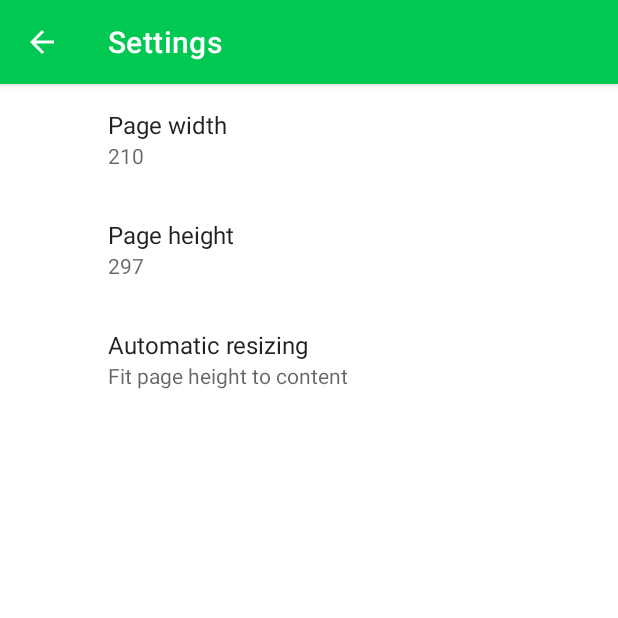
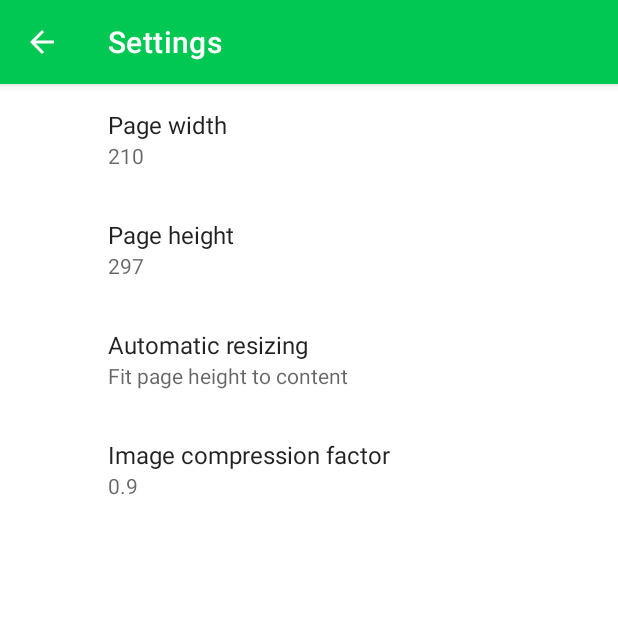
Before and after one commit to stwunsch/android-simplescanner, an Android app: the SettingsActivity screen opened directly, with no data from a screen before it, on a phone screen of 412 x 824 dp, the top half of it. Run offline under Robolectric (Android 15) with nearby library versions, the phone set to English and light mode, and no system bars; our stand-ins replace androidx.preference; 2 statements that could not run were skipped.

Commit message:
Add image compression factor as preference

```diff
--- a/app/src/main/java/com/example/simplescanner/Utils.java
+++ b/app/src/main/java/com/example/simplescanner/Utils.java
@@ -93,7 +93,7 @@ public class Utils {
             throw new IOException("Failed to create new file " + path);
         }
         FileOutputStream fileOut = new FileOutputStream(file);
-        image.compress(Bitmap.CompressFormat.JPEG, 90, fileOut);
+        image.compress(Bitmap.CompressFormat.JPEG, 100, fileOut);
         fileOut.flush();
         fileOut.close();
     }
--- a/app/src/main/res/xml/root_preferences.xml
+++ b/app/src/main/res/xml/root_preferences.xml
@@ -30,4 +30,14 @@
             android:persistent="true"
             app:useSimpleSummaryProvider="true" />
 
+        <EditTextPreference
+            android:key="image_compression_factor"
+            android:title="Image compression factor"
+            android:inputType="number"
+            android:persistent="true"
+            android:dialogTitle="Set JPEG image compression factor"
+            android:dialogMessage="Value between 0 and 1"
+            android:defaultValue="0.9"
+            app:useSimpleSummaryProvider="true" />
+
 </PreferenceScreen>
```
Also changed, not shown: app/src/main/java/com/example/simplescanner/MainActivity.java (+7 -1 lines).
